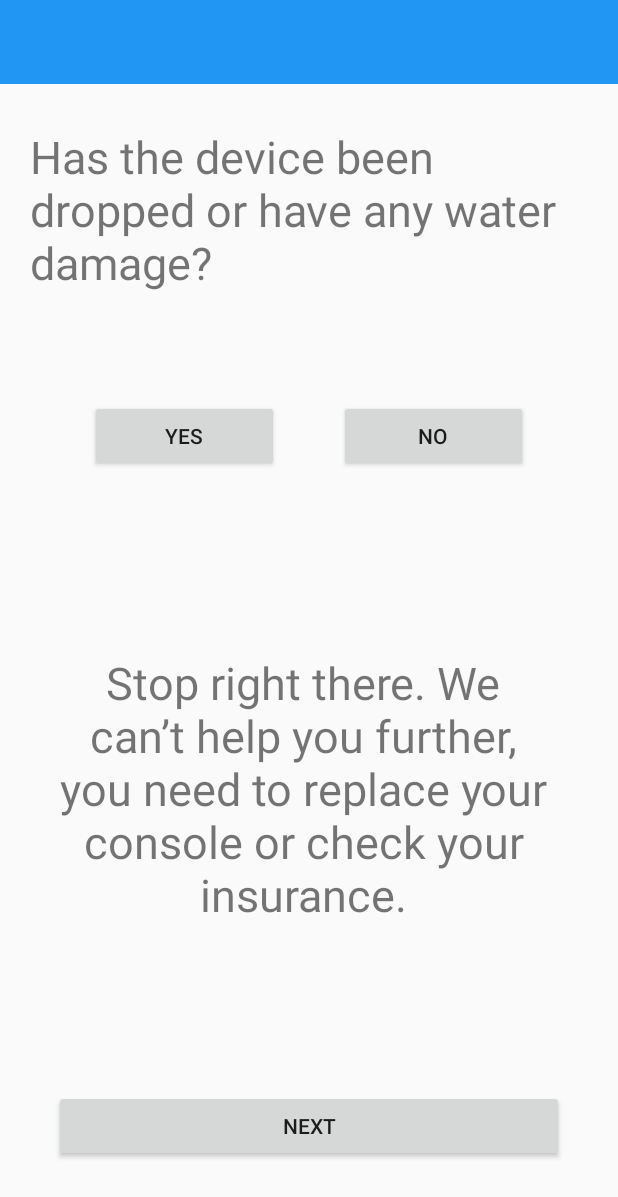
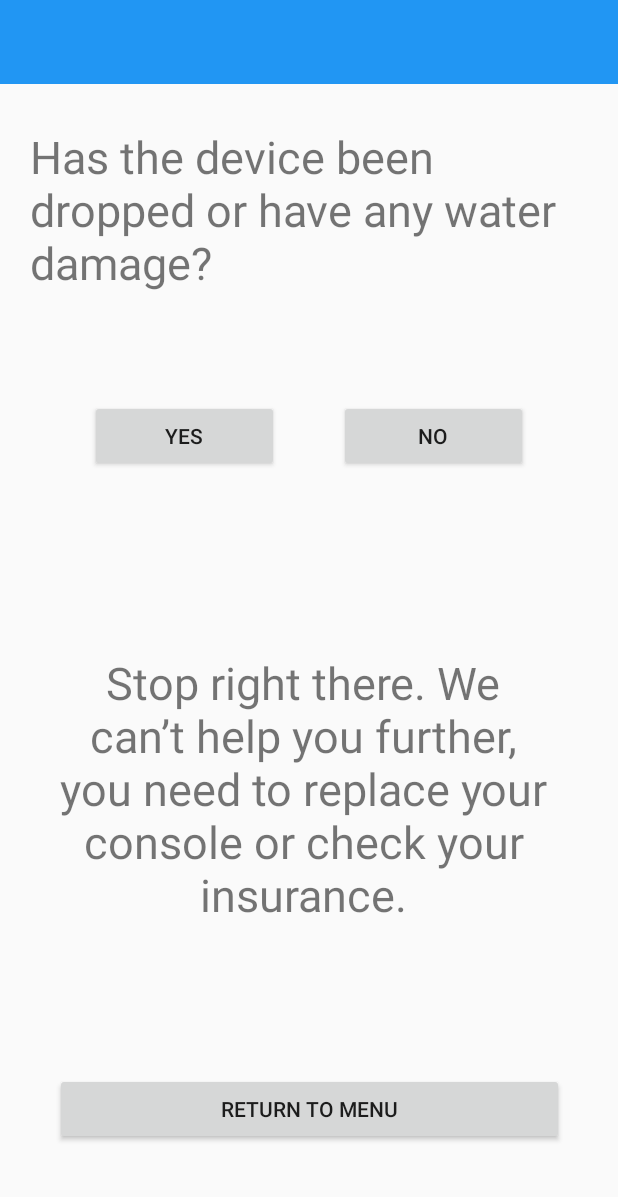
Before and after one commit to JacquelynDeHart/HelpMeIT, an Android app: the Console_Question3 screen opened directly, with no data from a screen before it, after a tap on "YES", on a phone screen of 412 x 824 dp. Shown: the top 1197 px of the screen. Run offline under Robolectric (Android 15) with nearby library versions, the phone set to English and light mode, and no system bars.

Commit message:
added to console_q8 str & files
added additional console_q8 string and files

```diff
--- a/Help-MeIT/app/src/main/java/com/example/help_meit/Console_Question3.kt
+++ b/Help-MeIT/app/src/main/java/com/example/help_meit/Console_Question3.kt
@@ -8,6 +8,8 @@ import android.widget.Button
 import kotlinx.android.synthetic.main.activity_console__question2.*
 import kotlinx.android.synthetic.main.activity_console__question2.btn_next
 import kotlinx.android.synthetic.main.activity_console__question3.*
+import kotlinx.android.synthetic.main.activity_console__question3.btn_menuReturn
+import kotlinx.android.synthetic.main.activity_console__question6.*
 import kotlinx.android.synthetic.main.activity_phone__question2.*
 
 class Console_Question3 : AppCompatActivity() {
@@ -21,17 +23,24 @@ class Console_Question3 : AppCompatActivity() {
         btn_consoleQ3_1.setOnClickListener {
             txt_consoleQ3A1.setVisibility(View.VISIBLE)
             txt_consoleQ3A2.setVisibility(View.INVISIBLE)
-            btn_next.setVisibility(View.VISIBLE)
+            btn_next.setVisibility(View.INVISIBLE)
+            btn_menuReturn.setVisibility(View.VISIBLE)
         }
 
         btn_consoleQ3_2.setOnClickListener {
             txt_consoleQ3A2.setVisibility(View.VISIBLE)
             txt_consoleQ3A1.setVisibility(View.INVISIBLE)
             btn_next.setVisibility(View.VISIBLE)
+            btn_menuReturn.setVisibility(View.INVISIBLE)
         }
 
         btn_next.setOnClickListener {
             val intent = Intent(this, Console_Question4::class.java)
+            startActivity(intent)
+            overridePendingTransition(R.anim.slide_in_right, R.anim.slide_out_left)
+        }
+        btn_menuReturn.setOnClickListener {
+            val intent = Intent(this, MainActivity::class.java)
             startActivity(intent)
             overridePendingTransition(R.anim.slide_in_right, R.anim.slide_out_left)
         }
--- /dev/null
+++ b/Help-MeIT/app/src/main/java/com/example/help_meit/Console_Question8.kt
@@ -0,0 +1,4 @@
+package com.example.help_meit
+
+class Console_Question8 {
+}
--- a/Help-MeIT/app/src/main/res/layout/activity_console__question3.xml
+++ b/Help-MeIT/app/src/main/res/layout/activity_console__question3.xml
@@ -107,19 +107,27 @@
 
         <Button
             android:id="@+id/btn_next"
-            android:layout_width="0dp"
+            android:layout_width="339dp"
             android:layout_height="wrap_content"
-            android:layout_marginStart="16dp"
-            android:layout_marginTop="225dp"
-            android:layout_marginEnd="16dp"
-            android:layout_marginBottom="20dp"
             android:text="@string/btn_next"
             android:visibility="invisible"
             app:layout_constraintBottom_toBottomOf="parent"
             app:layout_constraintEnd_toEndOf="parent"
-            app:layout_constraintHorizontal_bias="0.0"
             app:layout_constraintStart_toStartOf="parent"
-            app:layout_constraintTop_toBottomOf="@id/txt_consoleQ3A2" />
+            app:layout_constraintTop_toTopOf="parent"
+            app:layout_constraintVertical_bias="0.94" />
+
+        <Button
+            android:id="@+id/btn_menuReturn"
+            android:layout_width="339dp"
+            android:layout_height="wrap_content"
+            android:text="@string/btn_menuReturn"
+            android:visibility="invisible"
+            app:layout_constraintBottom_toBottomOf="parent"
+            app:layout_constraintEnd_toEndOf="parent"
+            app:layout_constraintStart_toStartOf="parent"
+            app:layout_constraintTop_toTopOf="parent"
+            app:layout_constraintVertical_bias="0.94" />
 
     </androidx.constraintlayout.widget.ConstraintLayout>
 </androidx.constraintlayout.widget.ConstraintLayout>
--- /dev/null
+++ b/Help-MeIT/app/src/main/res/layout/activity_console__question8.xml
@@ -0,0 +1,6 @@
+<?xml version="1.0" encoding="utf-8"?>
+<androidx.constraintlayout.widget.ConstraintLayout
+    xmlns:android="http://schemas.android.com/apk/res/android" android:layout_width="match_parent"
+    android:layout_height="match_parent">
+
+</androidx.constraintlayout.widget.ConstraintLayout>
--- a/Help-MeIT/app/src/main/res/values/strings.xml
+++ b/Help-MeIT/app/src/main/res/values/strings.xml
@@ -84,6 +84,9 @@
     <string name="btn_consoleQ7_2">NO THANKS</string>
     <string name="txt_consoleQ7A1">Thank you for using our support service. Hope you don’t go through another issue.</string>
     <string name="txt_consoleQ7A2">Here’s a list of PC brands anyway, stop playing with those weak consoles.</string>
+    <string name="txt_consoleQ8">Is your issue still ongoing?</string>
+    <string name="txt_consoleQ8A1">We are sorry, we cannot further assist you. We suggest that you the device physically checked by a technician asap. You may be eligible for a replacement!</string>
+    <string name="txt_consoleQ8A2">Great! We appreciate you choosing us as your IT Specialist Support.</string>
 
     <!-- PC Question strings -->
     <string name="txt_pcQ1_retort">You have horrible taste. Dismissed!</string>
```
